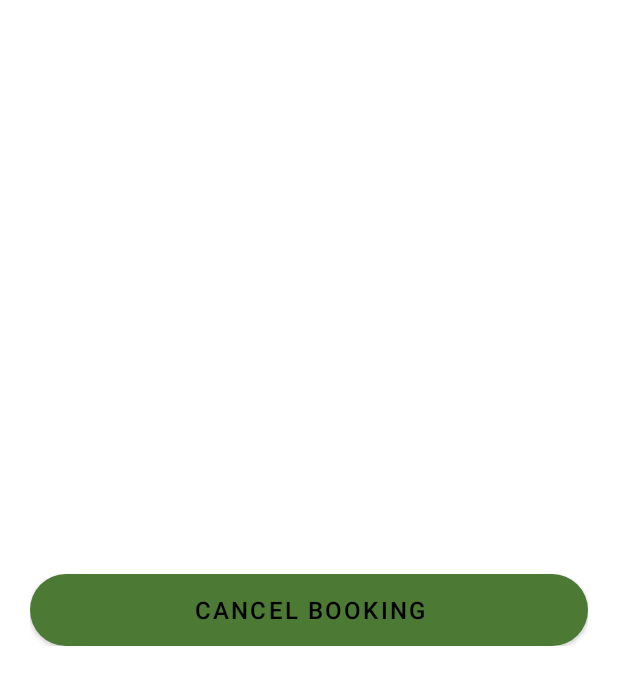
After one commit to Devmee/The-Zoo, an Android app: the layout item.xml on its own in the app's theme, with its tools: preview values and no code run, on a phone screen of 412 x 824 dp. The commit adds this screen. Shown: the top 685 px of the screen. Run offline under Robolectric (Android 15) with nearby library versions, the phone set to English and light mode, and no system bars; Roboto replaces fonts that are not available here.

Commit message:
update project v5

```diff
--- a/app/src/main/java/com/example/zooapp/AnimalFeeding.java
+++ b/app/src/main/java/com/example/zooapp/AnimalFeeding.java
@@ -103,6 +103,9 @@ public class AnimalFeeding extends AppCompatActivity {
         String fa_date = a_date.getText().toString();
         String fch_ad = ch_ad.getSelectedItem().toString();
         String fage = age.getText().toString();
+        //get current object id
+        String id = reff.push().getKey();
+
 
         if(TextUtils.isEmpty(fa_date)){
             a_date.setError("  Required!");
@@ -116,7 +119,7 @@ public class AnimalFeeding extends AppCompatActivity {
 
 
 
-        Feeding D =new Feeding(fanimal,ftime,fa_date,fch_ad,fage,userID);
+        Feeding D =new Feeding(fanimal,ftime,fa_date,fch_ad,fage,userID,id);
 
         reff.push().setValue(D);
         Toast.makeText(AnimalFeeding.this, "Booking successful", Toast.LENGTH_LONG).show();
--- a/app/src/main/java/com/example/zooapp/Home.java
+++ b/app/src/main/java/com/example/zooapp/Home.java
@@ -70,7 +70,7 @@ public class Home extends AppCompatActivity {
         PAF_Book.setOnClickListener(new View.OnClickListener() {
             @Override
             public void onClick(View v) {
-                startActivity(new Intent(Home.this, AnimalFeedingDetails.class).putExtra("keyuserID", userID).putExtra("keyEmail", getmail));
+                startActivity(new Intent(Home.this, AnimalFeedingView.class).putExtra("keyuserID", userID).putExtra("keyEmail", getmail));
             }
         });
 
--- a/app/src/main/java/com/example/zooapp/Member.java
+++ b/app/src/main/java/com/example/zooapp/Member.java
@@ -2,5 +2,4 @@ package com.example.zooapp;
 
 public class Member {
 
-
 }
--- /dev/null
+++ b/app/src/main/res/layout/item.xml
@@ -0,0 +1,303 @@
+<?xml version="1.0" encoding="utf-8"?>
+<LinearLayout xmlns:android="http://schemas.android.com/apk/res/android"
+    xmlns:app="http://schemas.android.com/apk/res-auto"
+    xmlns:card_view="http://schemas.android.com/tools"
+    android:id="@+id/itemHandle"
+    android:layout_width="match_parent"
+    android:layout_height="wrap_content"
+    android:layout_margin="10dp"
+    card_view:cardBackgroundColor="#00555555"
+
+    android:padding="10dp">
+
+    <LinearLayout
+        android:layout_width="match_parent"
+        android:layout_height="wrap_content"
+        android:background="@android:color/transparent"
+        android:orientation="vertical">
+
+        <LinearLayout
+            android:layout_width="match_parent"
+            android:layout_height="wrap_content"
+            android:background=" #00555555"
+            android:orientation="horizontal">
+
+
+            <TextView
+                android:id="@+id/orderID_txt"
+                android:layout_width="wrap_content"
+                android:layout_height="wrap_content"
+                android:layout_marginStart="20dp"
+                android:background=" #00555555"
+                android:text="park"
+                android:textColor="#000000"
+                android:textSize="17dp"
+                android:textStyle="bold"
+                android:visibility="invisible" />
+
+        </LinearLayout>
+
+        <LinearLayout
+            android:layout_width="match_parent"
+            android:layout_height="wrap_content"
+            android:background=" #00555555"
+            android:orientation="horizontal">
+
+            <TextView
+                android:layout_width="wrap_content"
+                android:layout_height="wrap_content"
+                android:layout_marginEnd="131dp"
+                android:background=" #00555555"
+                android:padding="5dp"
+                android:text="@string/list_park"
+                android:textColor="#FFFFFF"
+                android:textSize="20sp"
+                android:textStyle="bold" />
+
+            <TextView
+                android:id="@+id/park_txt"
+                android:layout_width="wrap_content"
+                android:layout_height="wrap_content"
+                android:layout_marginStart="20dp"
+                android:background=" #00555555"
+                android:text="park"
+                android:padding="5dp"
+                android:textColor="#FFFFFF"
+                android:textSize="17dp"
+                android:textStyle="bold" />
+
+        </LinearLayout>
+
+        <LinearLayout
+            android:layout_width="match_parent"
+            android:layout_height="wrap_content"
+            android:orientation="horizontal">
+
+            <TextView
+                android:layout_width="wrap_content"
+                android:layout_height="wrap_content"
+                android:layout_marginEnd="94dp"
+                android:padding="5dp"
+                android:text="@string/list_nationality"
+                android:textColor="#FFFFFF"
+                android:textSize="20sp"
+                android:textStyle="bold" />
+
+            <TextView
+                android:id="@+id/type_txt"
+                android:layout_width="wrap_content"
+                android:layout_height="wrap_content"
+                android:text="type"
+                android:padding="5dp"
+                android:textColor="#FFFFFF"
+                android:textSize="17dp"
+                android:textStyle="bold" />
+
+        </LinearLayout>
+
+        <LinearLayout
+            android:layout_width="match_parent"
+            android:layout_height="wrap_content"
+            android:orientation="horizontal">
+
+            <TextView
+                android:layout_width="wrap_content"
+                android:layout_height="wrap_content"
+                android:layout_marginEnd="133dp"
+                android:padding="5dp"
+                android:text="@string/list_adults"
+                android:textColor="#FFFFFF"
+                android:textSize="20sp"
+                android:textStyle="bold" />
+
+            <TextView
+                android:id="@+id/fulltkt_txt"
+                android:layout_width="wrap_content"
+                android:layout_height="wrap_content"
+                android:text="full"
+                android:padding="5dp"
+                android:textColor="#FFFFFF"
+                android:textSize="17dp"
+                android:textStyle="bold" />
+
+        </LinearLayout>
+
+        <LinearLayout
+            android:layout_width="match_parent"
+            android:layout_height="wrap_content"
+            android:orientation="horizontal">
+
+            <TextView
+                android:layout_width="wrap_content"
+                android:layout_height="wrap_content"
+                android:layout_marginEnd="120dp"
+                android:padding="5dp"
+                android:text="@string/list_amount"
+                android:textColor="#FFFFFF"
+                android:textSize="20sp"
+                android:textStyle="bold" />
+
+            <TextView
+                android:id="@+id/fulltktAmount_txt"
+                android:layout_width="wrap_content"
+                android:layout_height="wrap_content"
+                android:text="fulltktamount"
+                android:padding="5dp"
+                android:textColor="#FFFFFF"
+                android:textSize="17dp"
+                android:textStyle="bold" />
+
+        </LinearLayout>
+
+        <LinearLayout
+            android:layout_width="match_parent"
+            android:layout_height="wrap_content"
+            android:orientation="horizontal">
+
+            <TextView
+                android:layout_width="wrap_content"
+                android:layout_height="wrap_content"
+                android:layout_marginEnd="96dp"
+                android:padding="5dp"
+                android:text="@string/list_child"
+                android:textColor="#FFFFFF"
+                android:textSize="20sp"
+                android:textStyle="bold" />
+
+            <TextView
+                android:id="@+id/halftkt_txt"
+                android:layout_width="wrap_content"
+                android:layout_height="wrap_content"
+                android:layout_marginStart="20dp"
+                android:text="HalfTicket"
+                android:padding="5dp"
+                android:textColor="#FFFFFF"
+                android:textSize="17dp"
+                android:textStyle="bold" />
+
+        </LinearLayout>
+
+        <LinearLayout
+            android:layout_width="match_parent"
+            android:layout_height="wrap_content"
+            android:orientation="horizontal">
+
+            <TextView
+                android:layout_width="wrap_content"
+                android:layout_height="wrap_content"
+                android:layout_marginEnd="120dp"
+                android:padding="5dp"
+                android:text="@string/list_amount"
+                android:textColor="#FFFFFF"
+                android:textSize="20sp"
+                android:textStyle="bold" />
+
+            <TextView
+                android:id="@+id/halftktAmount_txt"
+                android:layout_width="wrap_content"
+                android:layout_height="wrap_content"
+                android:layout_marginStart="0dp"
+                android:text="halfAmount"
+                android:padding="5dp"
+                android:textColor="#FFFFFF"
+                android:textSize="17dp"
+                android:textStyle="bold" />
+
+        </LinearLayout>
+
+        <LinearLayout
+            android:layout_width="match_parent"
+            android:layout_height="wrap_content"
+            android:orientation="horizontal">
+
+            <TextView
+                android:layout_width="wrap_content"
+                android:layout_height="wrap_content"
+                android:layout_marginEnd="70dp"
+                android:padding="5dp"
+                android:text="@string/list_tot"
+                android:textColor="#FFFFFF"
+                android:textSize="20sp"
+                android:textStyle="bold" />
+
+            <TextView
+                android:id="@+id/totalAmount_txt"
+                android:layout_width="wrap_content"
+                android:layout_height="wrap_content"
+                android:text="total"
+                android:padding="5dp"
+                android:textColor="#FFFFFF"
+                android:textSize="17dp"
+                android:textStyle="bold" />
+
+        </LinearLayout>
+
+        <LinearLayout
+            android:layout_width="match_parent"
+            android:layout_height="wrap_content"
+            android:orientation="horizontal">
+
+            <TextView
+                android:layout_width="wrap_content"
+                android:layout_height="wrap_content"
+                android:layout_marginEnd="152dp"
+                android:padding="5dp"
+                android:text="@string/list_date"
+                android:textColor="#FFFFFF"
+                android:textSize="20sp"
+                android:textStyle="bold" />
+
+            <TextView
+                android:id="@+id/date_txt"
+                android:layout_width="wrap_content"
+                android:layout_height="wrap_content"
+                android:text="date"
+                android:padding="5dp"
+                android:textColor="#FFFFFF"
+                android:textSize="17dp"
+                android:textStyle="bold" />
+
+        </LinearLayout>
+
+        <LinearLayout
+            android:layout_width="match_parent"
+            android:layout_height="wrap_content"
+            android:orientation="horizontal"
+            android:visibility="visible">
+
+
+            <TextView
+                android:id="@+id/userID"
+                android:layout_width="wrap_content"
+                android:layout_height="wrap_content"
+                android:layout_marginStart="20dp"
+                android:padding="5dp"
+                android:text="@string/list_u_id"
+                android:textColor="#000000"
+                android:textSize="17dp"
+                android:textStyle="bold"
+                android:visibility="invisible" />
+
+        </LinearLayout>
+
+        <LinearLayout
+            android:layout_width="match_parent"
+            android:layout_height="match_parent">
+
+            <Button
+                android:id="@+id/deleteSaf"
+                android:layout_width="match_parent"
+                android:layout_height="wrap_content"
+                android:background="@drawable/d_btn_reg"
+                android:text="@string/t_delete"
+
+                android:textAlignment="center"
+                android:textColor="#000000"
+                android:textSize="16sp" />
+
+        </LinearLayout>
+
+    </LinearLayout>
+
+
+</LinearLayout>
--- a/app/src/main/res/values/strings.xml
+++ b/app/src/main/res/values/strings.xml
@@ -160,7 +160,6 @@
         <item>Foreign</item>
 
 
-
     </string-array>
 
     <string name="S_PricClick">Cheack Price Rate</string>
@@ -174,4 +173,19 @@
     <string name="S_Prforiegn">Foriegn</string>
 
 
+    <string name="list_park">Park</string>
+    <string name="list_nationality">Nationality</string>
+    <string name="list_adults">Adults</string>
+    <string name="list_amount">Amount</string>
+    <string name="list_child">Children</string>
+    <string name="list_tot">Total Amount</string>
+    <string name="list_date">Date</string>
+    <string name="list_4seat">4 Seat vehicles</string>
+    <string name="list_6seat">6 Seat vehicles</string>
+    <string name="list_8seat">8 Seat vehicles</string>
+    <string name="list_tot_vehi">Total Vehicles</string>
+    <string name = "list_u_id">UserID</string>
+    <string name="t_delete">Cancel Booking</string>
+
+
 </resources>
```
Also changed, not shown: app/src/main/AndroidManifest.xml (+7 -1 lines), app/src/main/java/com/example/zooapp/AnimalFeedingView.java (added, +68 -0 lines), app/src/main/java/com/example/zooapp/Feeding.java (+7 -1 lines), app/src/main/java/com/example/zooapp/MyAdapter.java (added, +147 -0 lines), app/src/main/java/com/example/zooapp/ViewTicketBooking.java (added, +14 -0 lines), app/src/main/res/layout/activity_animal_feeding_view.xml (added, +17 -0 lines), app/src/main/res/layout/activity_view_ticket_booking.xml (added, +17 -0 lines).
